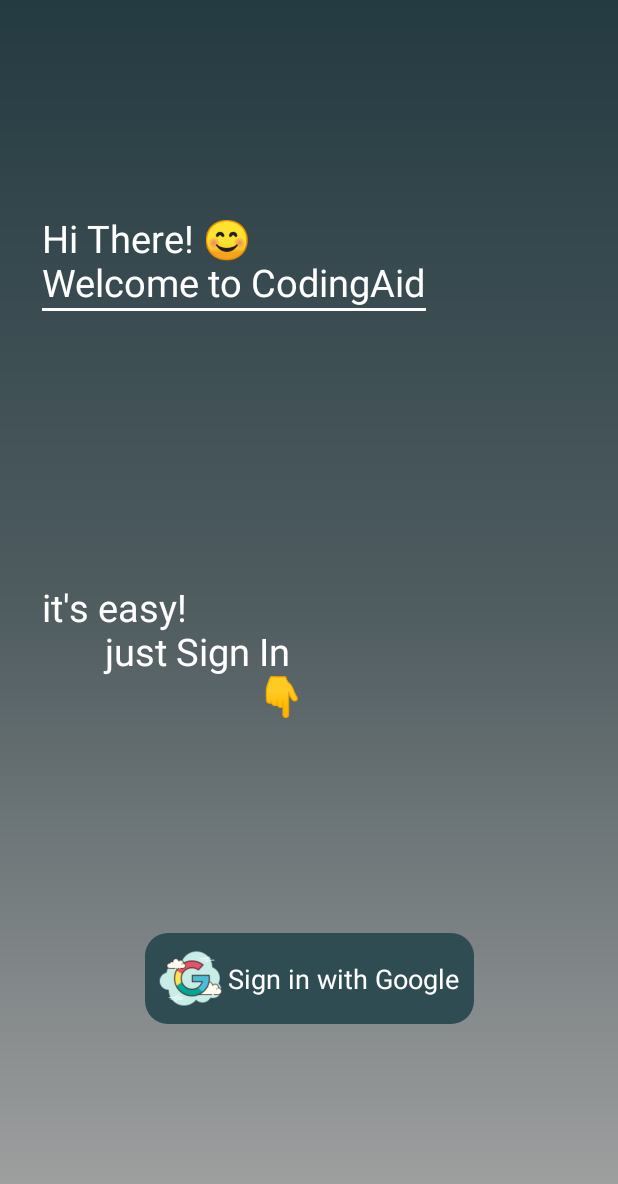
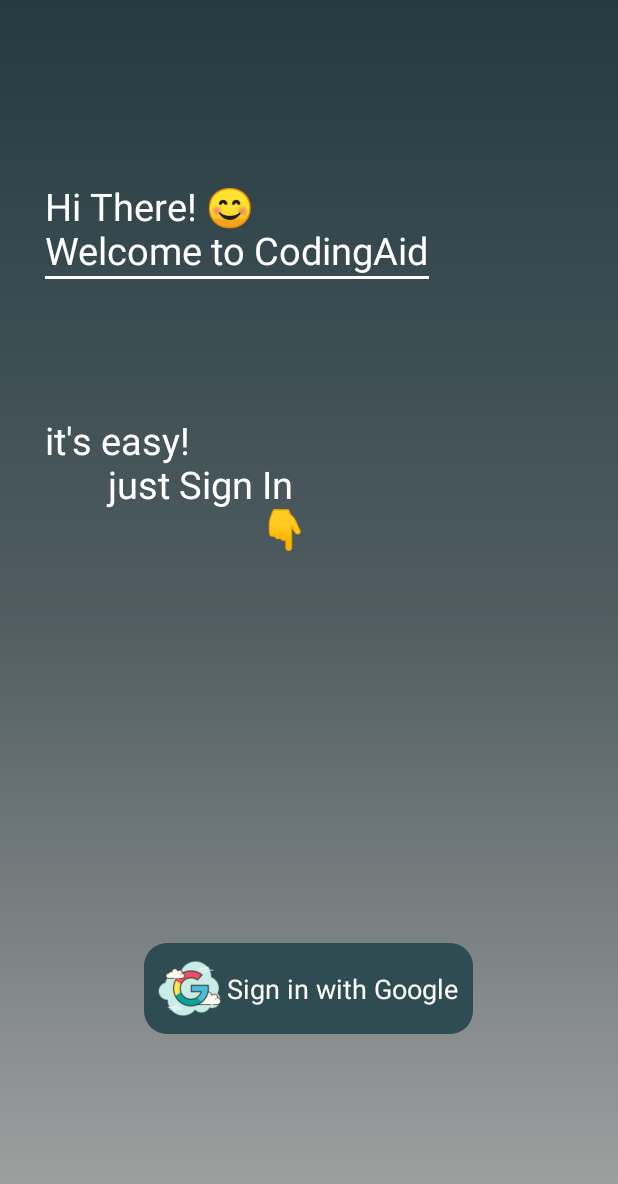
Before and after one commit to narendraanjana09/Coding_Aid, an Android app: the screen it shows after launch (SignInActivity), on a phone screen of 412 x 824 dp. Shown: the top 1184 px of the screen. Run offline under Robolectric (Android 15) with nearby library versions, the phone set to English and light mode, and no system bars; our stand-ins replace Firebase (no records; nobody signed in at launch, a user with empty details on screens opened directly); libraries missing offline, so code that uses them is left out: org.jitsi.meet; Roboto replaces fonts that are not available here; 2 statements that could not run were skipped.

Commit message:
Second Commit

```diff
--- a/app/build.gradle
+++ b/app/build.gradle
@@ -61,8 +61,8 @@ dependencies {
     implementation 'de.hdodenhof:circleimageview:3.1.0'
 
 
-    implementation 'com.github.bumptech.glide:glide:4.12.0'
-    annotationProcessor 'com.github.bumptech.glide:compiler:4.12.0'
+
+    implementation 'com.squareup.picasso:picasso:2.71828'
 
     implementation 'com.google.android.gms:play-services-ads:20.0.0'
 }
--- a/app/src/main/java/com/nsa/CodingAid/ExtraClasses/ProgressBar.java
+++ b/app/src/main/java/com/nsa/CodingAid/ExtraClasses/ProgressBar.java
@@ -5,10 +5,10 @@ import android.content.Context;
 
 public class ProgressBar {
     private ProgressDialog progressDialog;
-    public ProgressBar(Context context,String content) {
+    public ProgressBar(Context context,String message) {
         progressDialog = new ProgressDialog(context);
         progressDialog.setCancelable(false);
-        progressDialog.setMessage(content);
+        progressDialog.setMessage(message);
         progressDialog.setProgressStyle(ProgressDialog.STYLE_SPINNER);
         progressDialog.setProgress(0);
     }
--- a/app/src/main/java/com/nsa/CodingAid/SignInActivity.java
+++ b/app/src/main/java/com/nsa/CodingAid/SignInActivity.java
@@ -10,6 +10,7 @@ import android.view.View;
 import android.widget.Toast;
 
 import com.google.firebase.FirebaseApp;
+import com.nsa.CodingAid.ExtraClasses.ProgressBar;
 import com.nsa.CodingAid.ExtraClasses.clearALlCall;
 import com.google.android.gms.auth.api.signin.GoogleSignIn;
 import com.google.android.gms.auth.api.signin.GoogleSignInAccount;
@@ -31,6 +32,7 @@ public class SignInActivity extends AppCompatActivity {
      private String TAG="SignInActivity";
      private FirebaseAuth mfirebaseAuth;
     private int  RC_SIGN_IN=1;
+    ProgressBar progressBar;
 
     @Override
     protected void onCreate(Bundle savedInstanceState) {
@@ -38,6 +40,7 @@ public class SignInActivity extends AppCompatActivity {
         setContentView(R.layout.activity_sign_in);
 
        mfirebaseAuth=FirebaseAuth.getInstance();
+       progressBar=new ProgressBar(SignInActivity.this,"connecting...");
 
         GoogleSignInOptions gso = new GoogleSignInOptions.Builder(GoogleSignInOptions.DEFAULT_SIGN_IN)
                 .requestIdToken(getString(R.string.server_client_id))
@@ -68,6 +71,7 @@ public class SignInActivity extends AppCompatActivity {
         if (requestCode == RC_SIGN_IN) {
             // The Task returned from this call is always completed, no need to attach
             // a listener.
+            progressBar.show();
             Task<GoogleSignInAccount> task = GoogleSignIn.getSignedInAccountFromIntent(data);
             handleSignInResult(task);
         }
@@ -104,6 +108,7 @@ public class SignInActivity extends AppCompatActivity {
     }
 
     private void updateUI() {
+        progressBar.hide();
         GoogleSignInAccount account=GoogleSignIn.getLastSignedInAccount(getApplicationContext());
         if(account!=null){
             String name=account.getDisplayName();
--- a/app/src/main/res/layout/activity_sign_in.xml
+++ b/app/src/main/res/layout/activity_sign_in.xml
@@ -1,34 +1,33 @@
 <?xml version="1.0" encoding="utf-8"?>
-<androidx.constraintlayout.widget.ConstraintLayout xmlns:android="http://schemas.android.com/apk/res/android"
+<LinearLayout xmlns:android="http://schemas.android.com/apk/res/android"
     xmlns:app="http://schemas.android.com/apk/res-auto"
     xmlns:tools="http://schemas.android.com/tools"
     android:layout_width="fill_parent"
     android:layout_height="fill_parent"
     android:background="@drawable/sign_in_background"
-    android:gravity="center"
+    android:orientation="vertical"
+    android:weightSum="1"
     tools:context=".SignInActivity">
 
     <LinearLayout
         android:id="@+id/linearLayout"
         android:layout_width="wrap_content"
-        android:layout_height="wrap_content"
+        android:layout_height="0dp"
+        android:layout_weight="0.6"
+        android:padding="30dp"
         android:orientation="vertical"
-        app:layout_constraintBottom_toTopOf="@+id/relativeLayout"
-        app:layout_constraintEnd_toEndOf="parent"
-        app:layout_constraintHorizontal_bias="0.181"
-        app:layout_constraintStart_toStartOf="parent"
-        app:layout_constraintTop_toTopOf="parent">
+        >
 
         <TextView
             android:layout_width="wrap_content"
             android:layout_height="wrap_content"
             android:fontFamily="@font/handlee"
+            android:layout_marginTop="90dp"
             android:text="Hi There! 😊 \nWelcome to CodingAid"
             android:textColor="@color/whiteextra"
             android:textSize="25sp" />
 
         <View
-
             android:layout_width="match_parent"
             android:layout_height="2dp"
             android:background="@color/whiteextra" />
@@ -36,7 +35,7 @@
         <TextView
             android:layout_width="wrap_content"
             android:layout_height="wrap_content"
-            android:layout_marginTop="180dp"
+            android:layout_marginTop="90dp"
             android:fontFamily="@font/handlee"
             android:text="it's easy!\n       just Sign In\n
                        👇"
@@ -45,17 +44,16 @@
 
     </LinearLayout>
 
-    <RelativeLayout
+    <LinearLayout
         android:id="@+id/relativeLayout"
-        android:layout_width="wrap_content"
+        android:layout_width="match_parent"
+        android:layout_height="0dp"
+        android:layout_weight="0.4"
+        android:gravity="center"
 
-        android:layout_height="wrap_content"
-        app:layout_constraintBottom_toBottomOf="parent"
-        app:layout_constraintEnd_toEndOf="parent"
-        app:layout_constraintStart_toStartOf="parent"
-        app:layout_constraintTop_toBottomOf="@+id/linearLayout">
+        >
 
         <include layout="@layout/sign_in_button_layout" />
 
-    </RelativeLayout>
-</androidx.constraintlayout.widget.ConstraintLayout>
+    </LinearLayout>
+</LinearLayout>
--- a/app/src/main/res/values/styles.xml
+++ b/app/src/main/res/values/styles.xml
@@ -5,6 +5,8 @@
         <item name="colorPrimary">@color/theme1</item>
         <item name="colorPrimaryDark">@color/theme1</item>
         <item name="colorAccent">@color/theme1</item>
+        <item name="android:itemBackground">@drawable/sign_in_background</item>
+        <item name="android:textColor">@color/whiteextra</item>
     </style>
 
 </resources>
```
Also changed, not shown: app/src/main/java/com/nsa/CodingAid/WelcomeActivity.java (+31 -7 lines).
